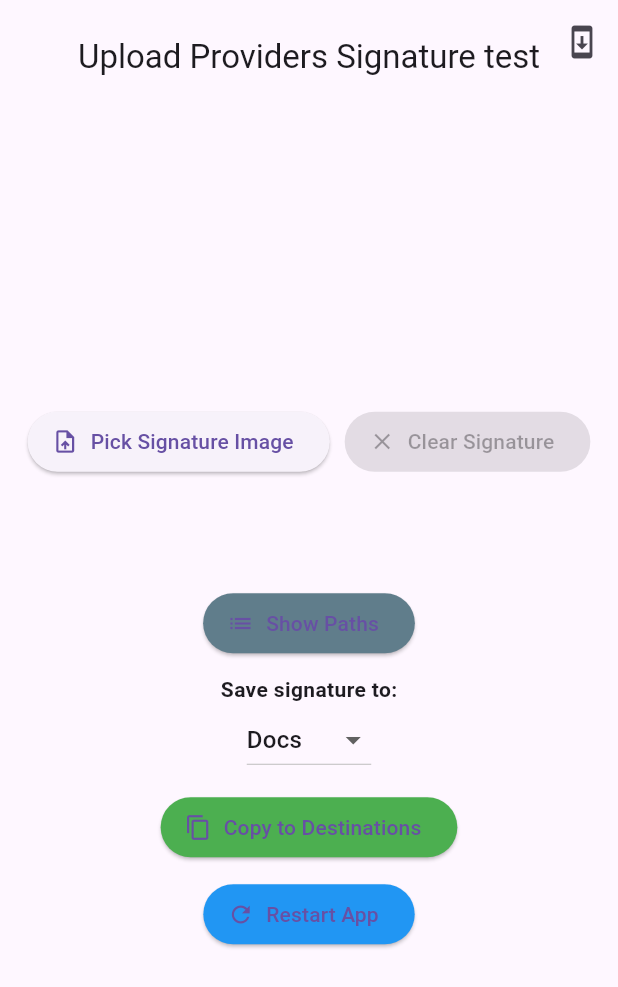
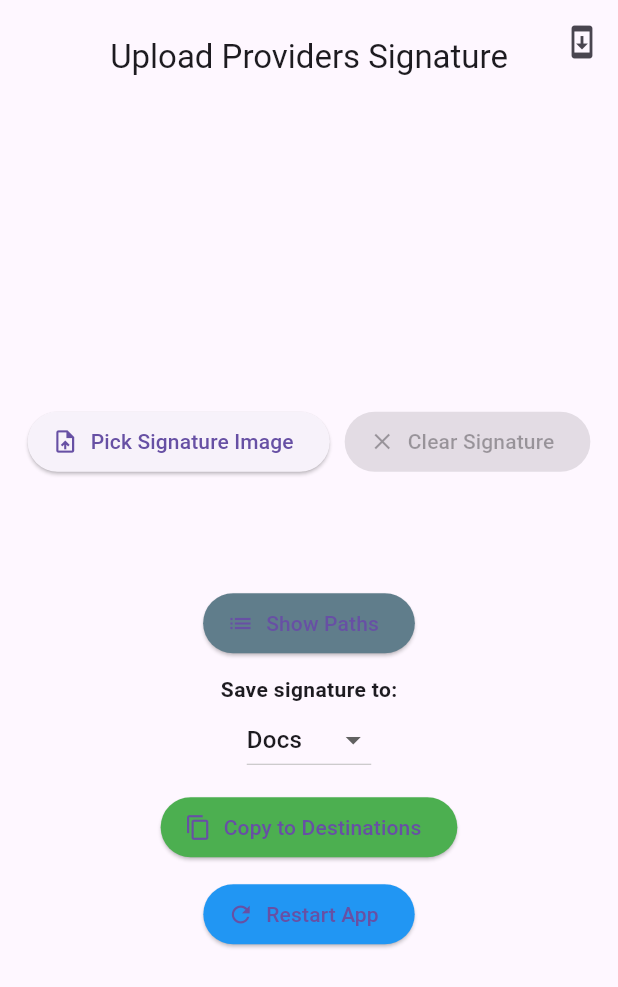
Before and after one commit to KCUkeka/signature_uploader, a Flutter app: the screen it shows after launch, on a phone screen of 412 x 824 dp. Shown: the top 987 px of the screen. Run offline on Flutter 3.47's test engine with Material 3 defaults, Android fonts, the phone set to English and light mode, and no system bars; our stand-ins replace file_picker; missing offline and left inert: desktop_updater.

Commit message:
Back to stable version

```diff
--- a/lib/main.dart
+++ b/lib/main.dart
@@ -435,7 +435,7 @@ class _SignatureHomePageState extends State<SignatureHomePage> {
           centerTitle: true,
           title: const Padding(
             padding: EdgeInsets.only(top: 20.0),
-            child: Text('Upload Providers Signature test'),
+            child: Text('Upload Providers Signature'),
           ),
           actions: [
             IconButton(
```
Also changed, not shown: 1 other file.
